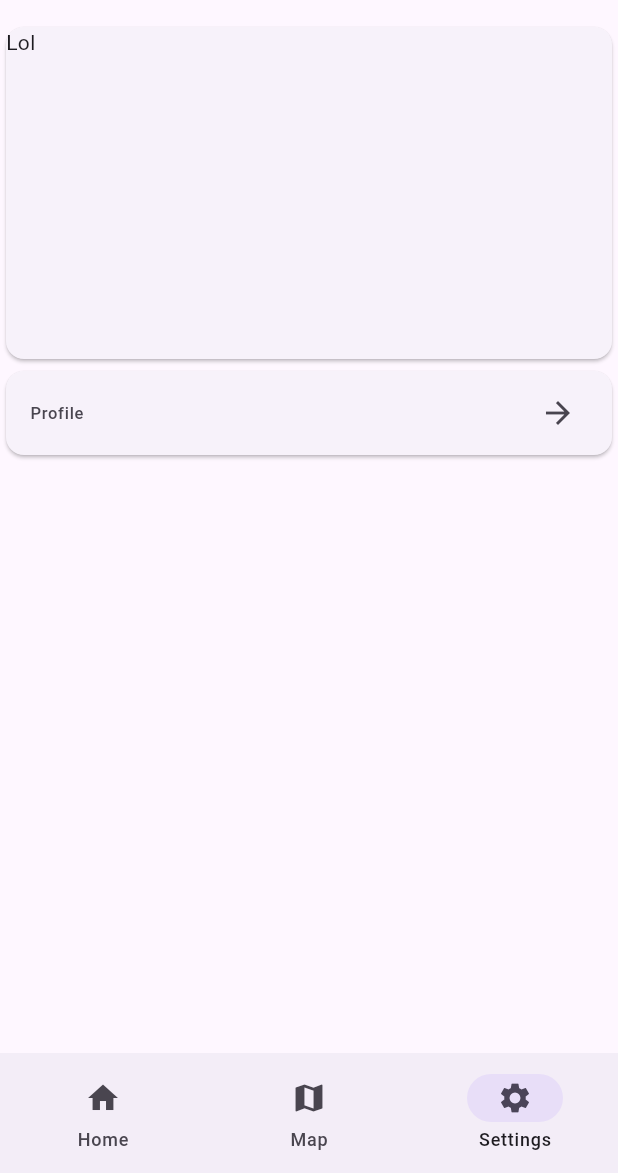
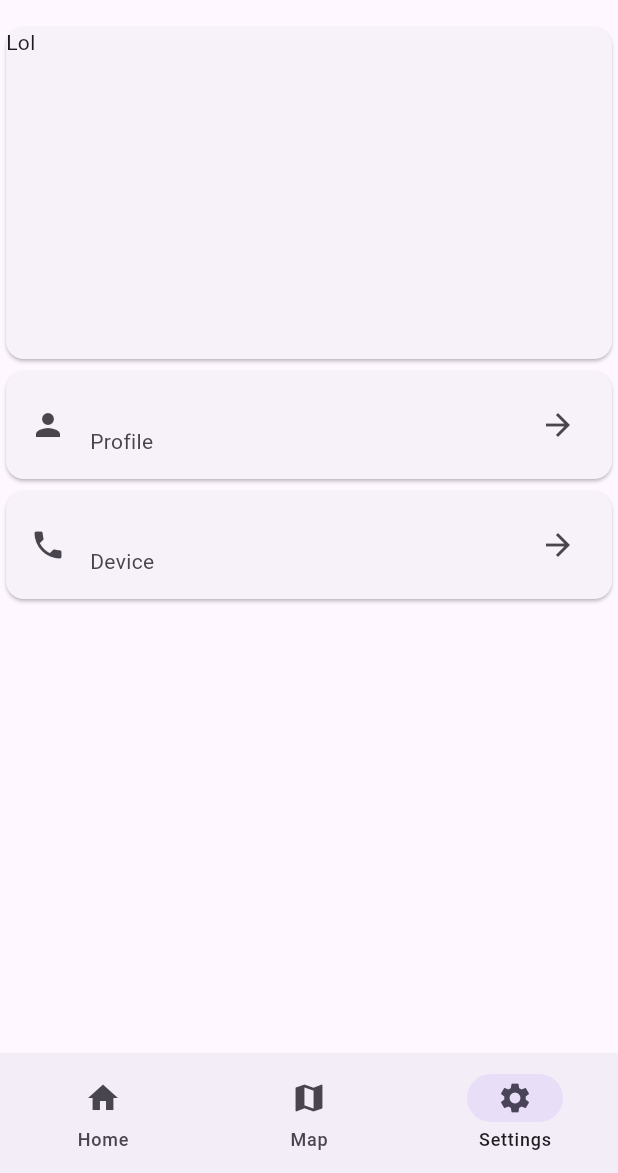
Before and after one commit to Open-Source-Autonomous-Boat/wip-qt, a Flutter app: the screen it shows after launch, item 3 of the bottom bar chosen, on a phone screen of 412 x 824 dp, the part 63-1236 px from its top. Run offline on Flutter 3.47's test engine with Material 2 defaults, Android fonts, the phone set to English and light mode, and no system bars; our stand-ins replace flutter_map, latlong2, settings_ui, sqflite, sqflite_common_ffi; accounts and stored records are empty.

Commit message:
New settings page

```diff
--- a/lib/material/pages/settings.dart
+++ b/lib/material/pages/settings.dart
@@ -1,14 +1,17 @@
 import 'package:flutter/material.dart';
 import 'package:osab/material/pages/settings/profile.dart';
+import 'package:osab/material/pages/settings/device.dart';
 
 class AndroidSettings extends StatelessWidget {
   const AndroidSettings({super.key});
+
   @override
   Widget build(BuildContext context) {
     final List<Widget> settingsWidgets = <Widget>[
       Card(
         child: ListTile(
-          leading: const Text("Profile"),
+          leading: const Icon(Icons.person),
+          subtitle: const Text("Profile"),
           trailing: const Icon(Icons.arrow_forward),
           onTap: () {
             Navigator.push(
@@ -18,8 +21,19 @@ class AndroidSettings extends StatelessWidget {
           },
         ),
       ),
+      Card(
+          child: ListTile(
+              leading: const Icon(Icons.phone),
+              subtitle: const Text("Device"),
+              trailing: const Icon(Icons.arrow_forward),
+              onTap: () {
+                Navigator.push(
+                    context,
+                    MaterialPageRoute(
+                        builder: ((context) => const AndroidSettingsDevice())));
+              })),
     ];
-    return Column(children: [
+    return Column(children: <Widget>[
       const Expanded(
           flex: 1,
           child: Card(
```
Also changed, not shown: lib/material/pages/settings/device.dart (added, +19 -0 lines), 1 other file.
